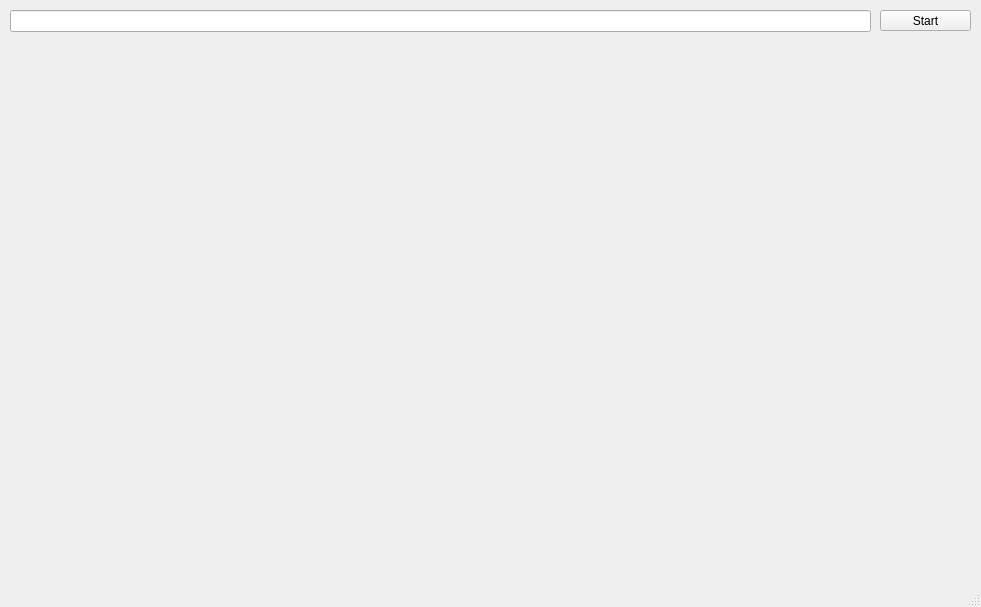
This is mainwindow.ui in arturtamborski/socrates as Qt 5 draws it before an edit. The edited form follows.
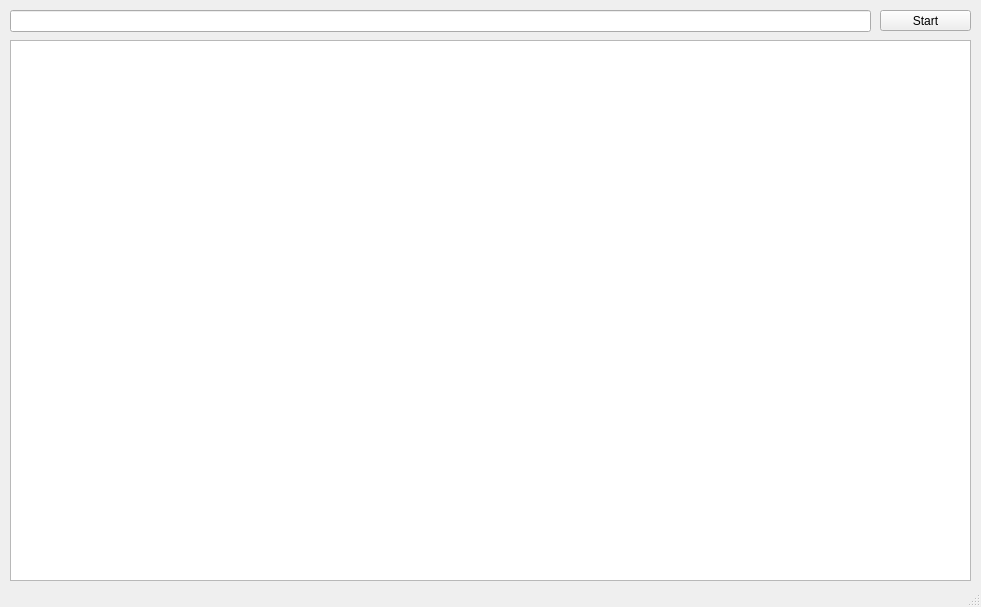
This is the edited form.

```diff
--- a/mainwindow.ui
+++ b/mainwindow.ui
@@ -35,16 +35,6 @@
    <bool>true</bool>
   </property>
   <widget class="QWidget" name="centralwidget">
-   <widget class="QWidget" name="widget" native="true">
-    <property name="geometry">
-     <rect>
-      <x>10</x>
-      <y>40</y>
-      <width>961</width>
-      <height>541</height>
-     </rect>
-    </property>
-   </widget>
    <widget class="QLineEdit" name="lineEditAddress">
     <property name="geometry">
      <rect>
@@ -86,6 +76,16 @@
      <bool>false</bool>
     </property>
    </widget>
+   <widget class="QGraphicsView" name="graphicsView">
+    <property name="geometry">
+     <rect>
+      <x>10</x>
+      <y>40</y>
+      <width>961</width>
+      <height>541</height>
+     </rect>
+    </property>
+   </widget>
   </widget>
   <widget class="QStatusBar" name="statusBar"/>
  </widget>
```
